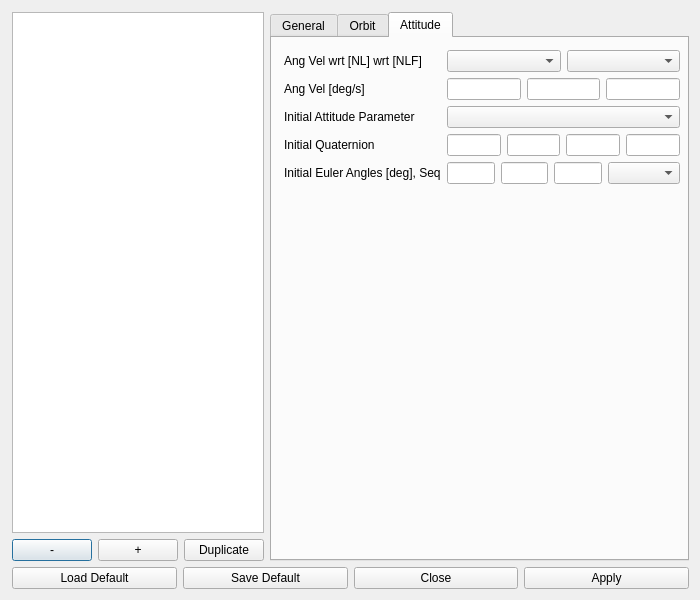
Above: dsm_gui/spc_menu.ui from pavelgalchenko/dsm_gui before the change. Below: the same form after it.
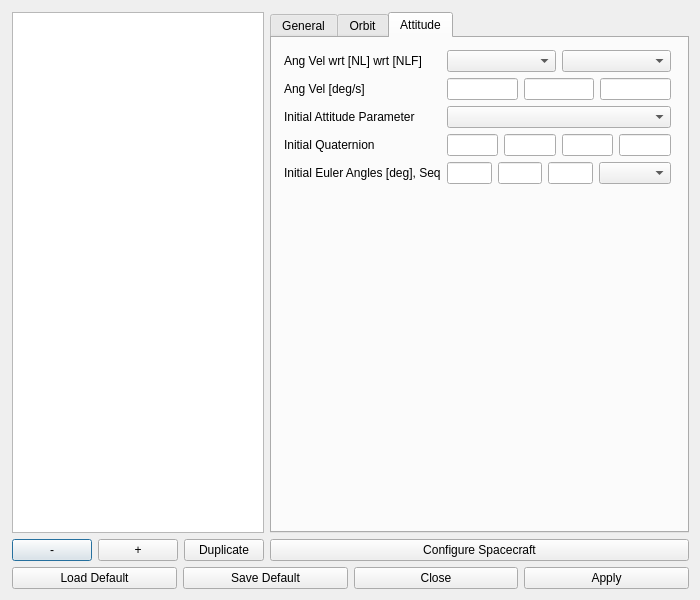
That is the form after the change.

Commit message: Naive method of ensuring that spacecraft names are not repeated; will implement Daniel's method tomorrow. The last S/C will not be permitted to be deleted. Added quotations to SC Label. All lines with multiple data entries now have two spaces separation instead of one (in SPC submenu). SPC_submenu properly reads in data set by SPC_submenu. setData now uses indices 256 and 257 - fixes weird spacing in list

The edit to the form file:
```diff
--- a/dsm_gui/spc_menu.ui
+++ b/dsm_gui/spc_menu.ui
@@ -11,7 +11,7 @@
    </rect>
   </property>
   <property name="sizePolicy">
-   <sizepolicy hsizetype="Maximum" vsizetype="Maximum">
+   <sizepolicy hsizetype="Minimum" vsizetype="Minimum">
     <horstretch>0</horstretch>
     <verstretch>0</verstretch>
    </sizepolicy>
@@ -54,7 +54,19 @@
      <number>12</number>
     </property>
     <item>
-     <layout class="QHBoxLayout" name="horizontalLayout_4" stretch="1,3">
+     <layout class="QHBoxLayout" name="horizontalLayout_4" stretch="1,4">
+      <property name="leftMargin">
+       <number>0</number>
+      </property>
+      <property name="topMargin">
+       <number>0</number>
+      </property>
+      <property name="rightMargin">
+       <number>0</number>
+      </property>
+      <property name="bottomMargin">
+       <number>0</number>
+      </property>
       <item>
        <layout class="QVBoxLayout" name="verticalLayout">
         <item>
@@ -88,7 +100,15 @@
        </layout>
       </item>
       <item>
+       <layout class="QVBoxLayout" name="verticalLayout_2">
+        <item>
        <widget class="QTabWidget" name="quick_tabs">
+          <property name="sizePolicy">
+           <sizepolicy hsizetype="MinimumExpanding" vsizetype="MinimumExpanding">
+            <horstretch>0</horstretch>
+            <verstretch>0</verstretch>
+           </sizepolicy>
+          </property>
         <property name="currentIndex">
          <number>2</number>
         </property>
@@ -105,7 +125,7 @@
             <height>501</height>
            </rect>
           </property>
-          <layout class="QVBoxLayout" name="verticalLayout_2">
+            <layout class="QVBoxLayout" name="verticalLayout_5">
            <property name="leftMargin">
             <number>12</number>
            </property>
@@ -182,19 +202,6 @@
              </item>
             </layout>
            </item>
-           <item>
-            <widget class="QPushButton" name="spc_conf">
-             <property name="sizePolicy">
-              <sizepolicy hsizetype="Minimum" vsizetype="Maximum">
-               <horstretch>0</horstretch>
-               <verstretch>0</verstretch>
-              </sizepolicy>
-             </property>
-             <property name="text">
-              <string>Configure</string>
-             </property>
-            </widget>
-           </item>
            <item>
             <spacer name="verticalSpacer">
              <property name="orientation">
@@ -322,11 +329,14 @@
            <rect>
             <x>0</x>
             <y>0</y>
-            <width>420</width>
+              <width>411</width>
             <height>511</height>
            </rect>
           </property>
           <layout class="QGridLayout" name="gridLayout_15">
+             <property name="sizeConstraint">
+              <enum>QLayout::SetMinimumSize</enum>
+             </property>
            <property name="leftMargin">
             <number>12</number>
            </property>
@@ -452,6 +462,21 @@
          </widget>
         </widget>
        </widget>
+        </item>
+        <item>
+         <widget class="QPushButton" name="spc_conf">
+          <property name="sizePolicy">
+           <sizepolicy hsizetype="Minimum" vsizetype="Maximum">
+            <horstretch>0</horstretch>
+            <verstretch>0</verstretch>
+           </sizepolicy>
+          </property>
+          <property name="text">
+           <string>Configure Spacecraft</string>
+          </property>
+         </widget>
+        </item>
+       </layout>
       </item>
      </layout>
     </item>
```
Lines whose indentation alone changed are shown as unchanged. The commit also changes 4 other files.
